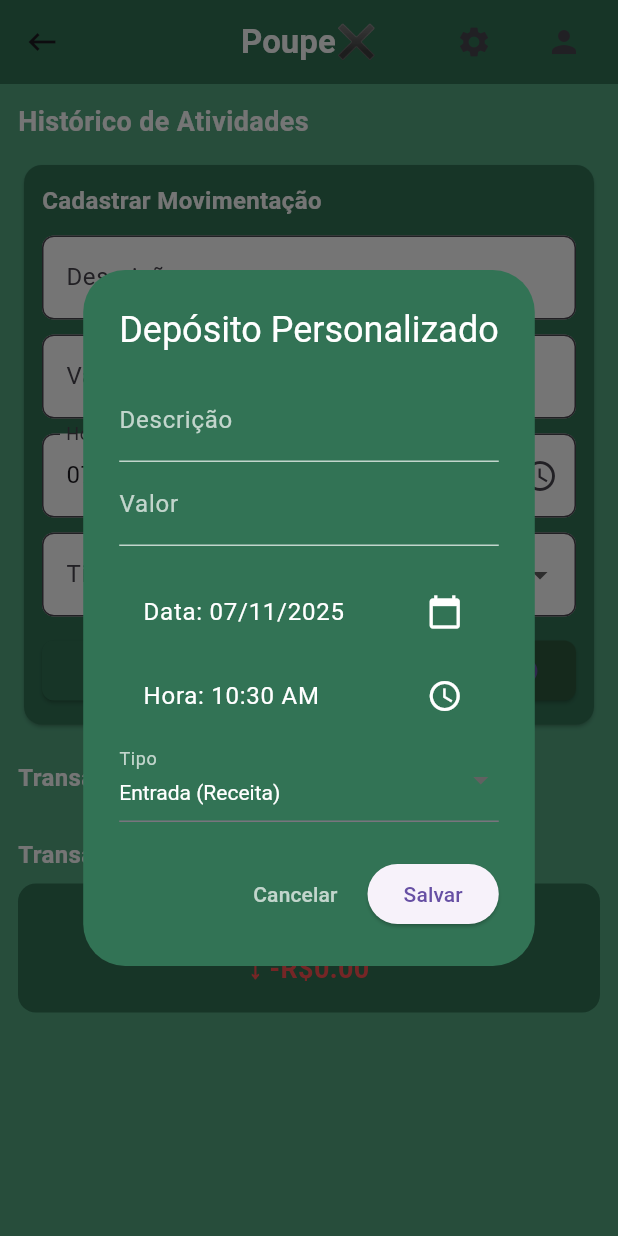
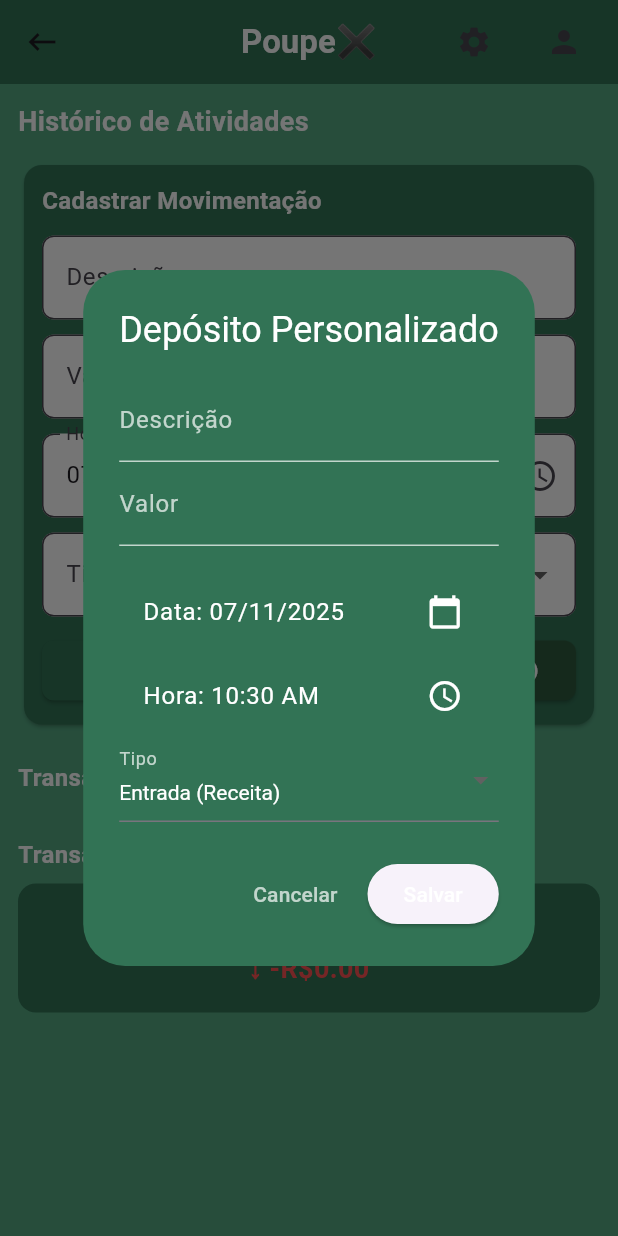
Before and after one commit to lopesmrafael/Poupex_flutter, a Flutter app: the CadastroMovimentacao screen opened directly, after a tap on the "schedule" icon, on a phone screen of 412 x 824 dp. Run offline on Flutter 3.47's test engine with Material 3 defaults, Android fonts, the phone set to English and light mode, and no system bars; our stand-ins replace cloud_firestore, firebase_auth, firebase_core, fl_chart, flutter_multi_formatter, shared_preferences and 1 more; accounts and stored records are empty.

Commit message:
Configurando Botões

```diff
--- a/lib/Pages/CadastroMovimentacao.dart
+++ b/lib/Pages/CadastroMovimentacao.dart
@@ -257,6 +257,9 @@
                   child: const Text('Cancelar', style: TextStyle(color: Colors.white70)),
                 ),
                 ElevatedButton(
+                  style: ElevatedButton.styleFrom(
+                    foregroundColor: Colors.white,
+                  ),
                   onPressed: () async {
                     if (descricaoCtrl.text.isNotEmpty && valorCtrl.text.isNotEmpty) {
                       final valor = double.tryParse(valorCtrl.text);
@@ -463,6 +466,7 @@
                           child: ElevatedButton(
                             style: ElevatedButton.styleFrom(
                               backgroundColor: const Color(0xFF327355),
+                              foregroundColor: Colors.white,
                               shape: RoundedRectangleBorder(
                                 borderRadius: BorderRadius.circular(8),
                               ),
@@ -475,6 +479,7 @@
                         ElevatedButton(
                           style: ElevatedButton.styleFrom(
                             backgroundColor: const Color(0xFF2E5A3E),
+                            foregroundColor: Colors.white,
                             shape: RoundedRectangleBorder(
                               borderRadius: BorderRadius.circular(8),
                             ),
```
